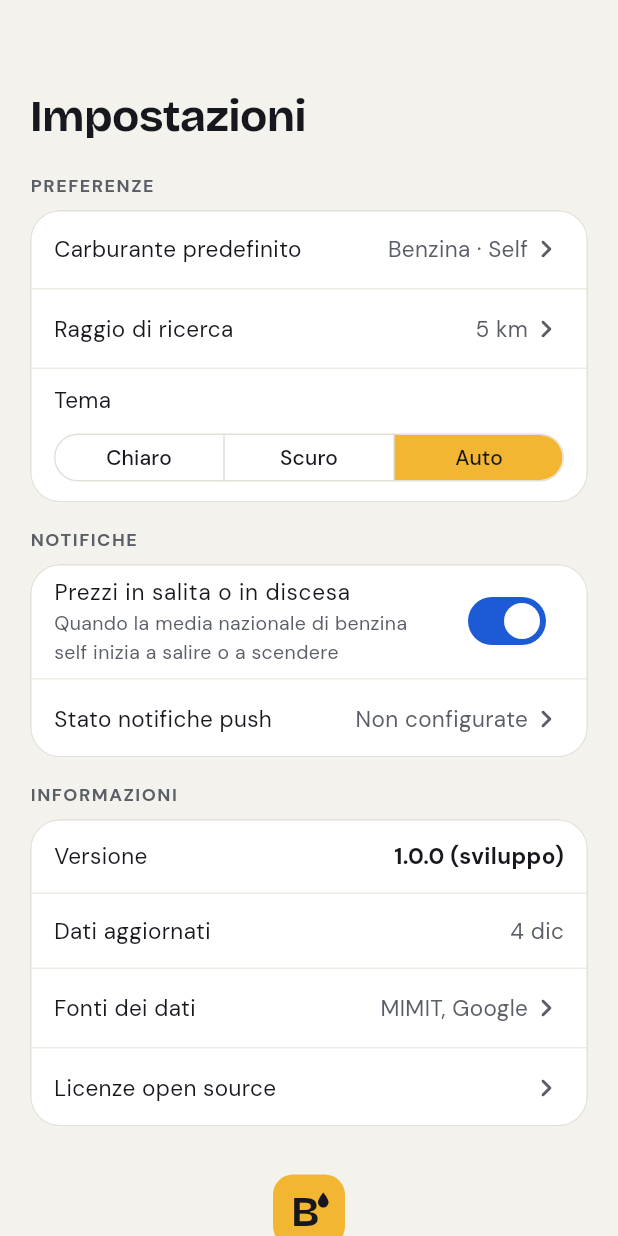
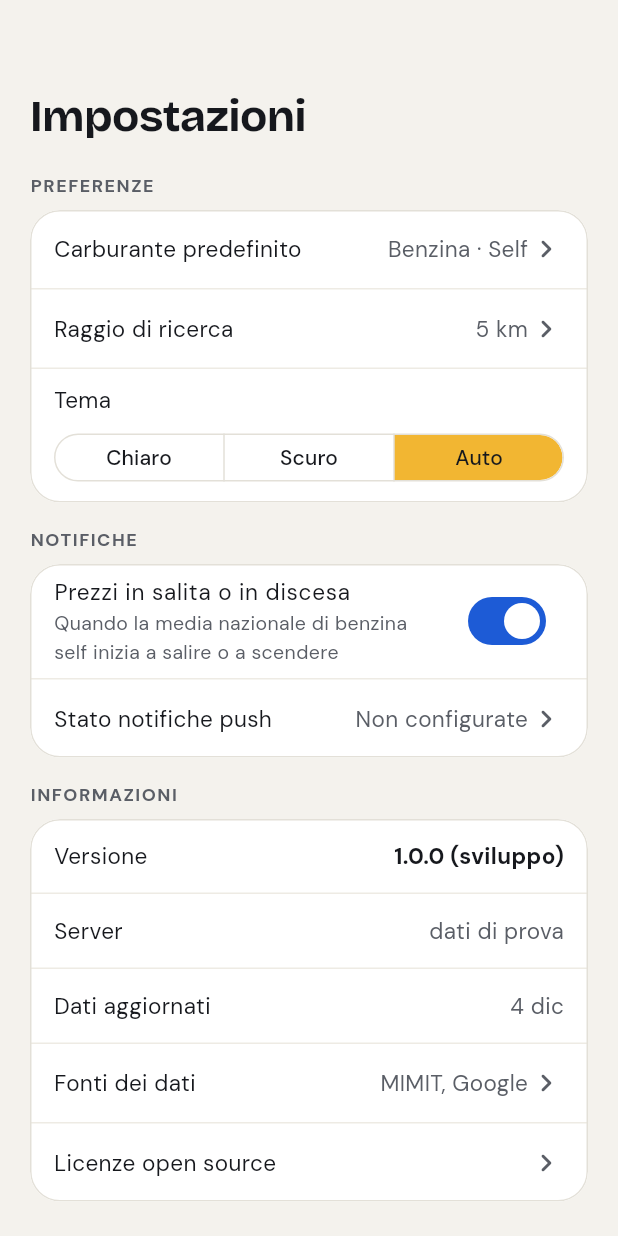
Before and after one commit to markitiello/benzina, a Flutter app: the SettingsScreen screen opened by its route, on a phone screen of 412 x 824 dp. Run offline on Flutter 3.47's test engine with Material 3 defaults, Android fonts, the phone set to English and light mode, and no system bars; our stand-ins replace firebase_core, firebase_messaging, fl_chart, flutter_local_notifications, flutter_map, flutter_riverpod and 6 more; missing offline and left inert: firebase_app_check; accounts and stored records are empty.

Commit message:
Impostazioni: versione del server
Sotto la versione dell'app, la riga "Server" con la versione del
backend letta da /health nello stesso formato, es. "1.0.57 (e21dfd2)";
"dati di prova" senza backend e "non raggiungibile" se non risponde.

Co-Authored-By: Claude Opus 5.5 <noreply@anthropic.com>
Claude-Session: https://claude.ai/code/session_01W8fZ8FU7sbEUE3W4ae5qM8

```diff
--- a/lib/data/fuel_repository.dart
+++ b/lib/data/fuel_repository.dart
@@ -47,4 +47,7 @@ abstract interface class FuelRepository {
   /// Tendenze della media nazionale degli ultimi [days] giorni, dalla più
   /// recente (tutti i carburanti).
   Future<List<TrendAlert>> trendAlerts({int days = 30});
+
+  /// Versione del backend, es. "1.0.57 (e21dfd2)"; `null` con i dati di prova.
+  Future<String?> serverVersion();
 }
--- a/lib/data/mock_fuel_repository.dart
+++ b/lib/data/mock_fuel_repository.dart
@@ -306,6 +306,9 @@ class MockFuelRepository implements FuelRepository {
   }
 
   @override
+  Future<String?> serverVersion() async => null;
+
+  @override
   Future<List<TrendAlert>> trendAlerts({int days = 30}) async {
     await Future<void>.delayed(latency);
     final now = _clock();
--- a/lib/features/settings/settings_screen.dart
+++ b/lib/features/settings/settings_screen.dart
@@ -153,6 +153,14 @@ class SettingsScreen extends ConsumerWidget {
           _Group(
             children: [
               _Row(title: 'Versione', value: version, bold: true),
+              _Row(
+                title: 'Server',
+                value: switch (ref.watch(serverVersionProvider)) {
+                  AsyncData(:final value) => value ?? 'dati di prova',
+                  AsyncError() => 'non raggiungibile',
+                  _ => '…',
+                },
+              ),
               // TODO: schermata "Novità" con il changelog.
               _Row(
                 title: 'Dati aggiornati',
--- a/lib/state/providers.dart
+++ b/lib/state/providers.dart
@@ -361,3 +361,8 @@ final unreadCountProvider = Provider<int>(
 final packageInfoProvider = FutureProvider<PackageInfo>(
   (ref) => PackageInfo.fromPlatform(),
 );
+
+/// Versione del backend (Impostazioni → Server); `null` con i dati di prova.
+final serverVersionProvider = FutureProvider<String?>(
+  (ref) => ref.watch(fuelRepositoryProvider).serverVersion(),
+);
```
Also changed, not shown: lib/data/api_fuel_repository.dart (+9 -0 lines), 3 other files.
